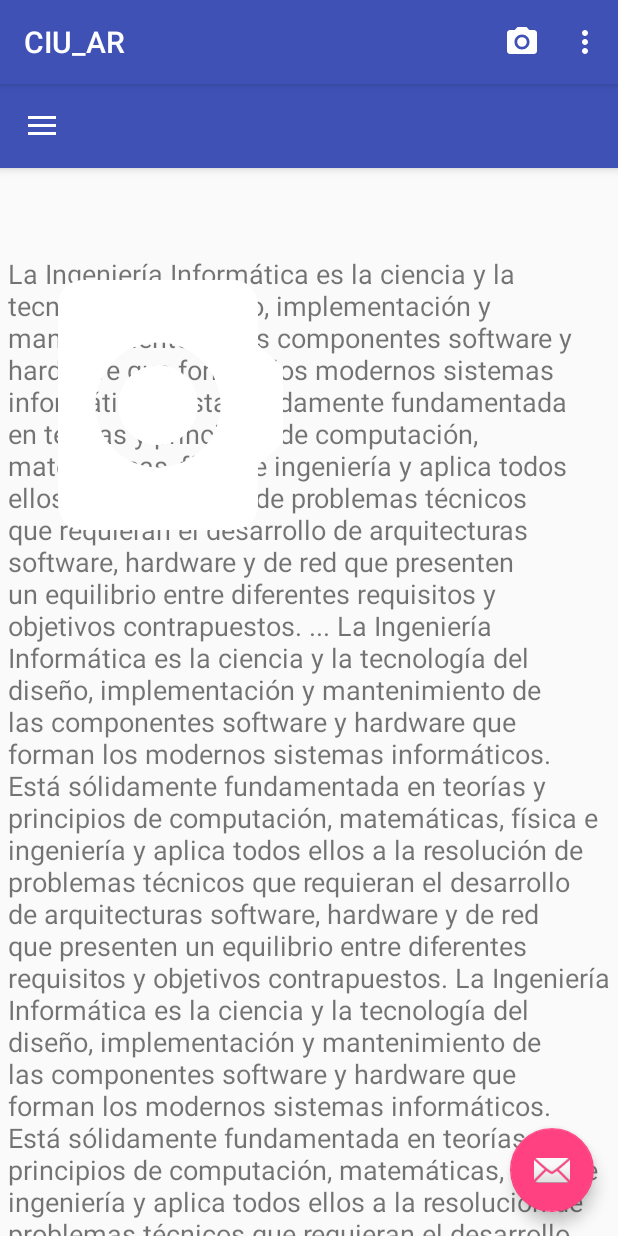
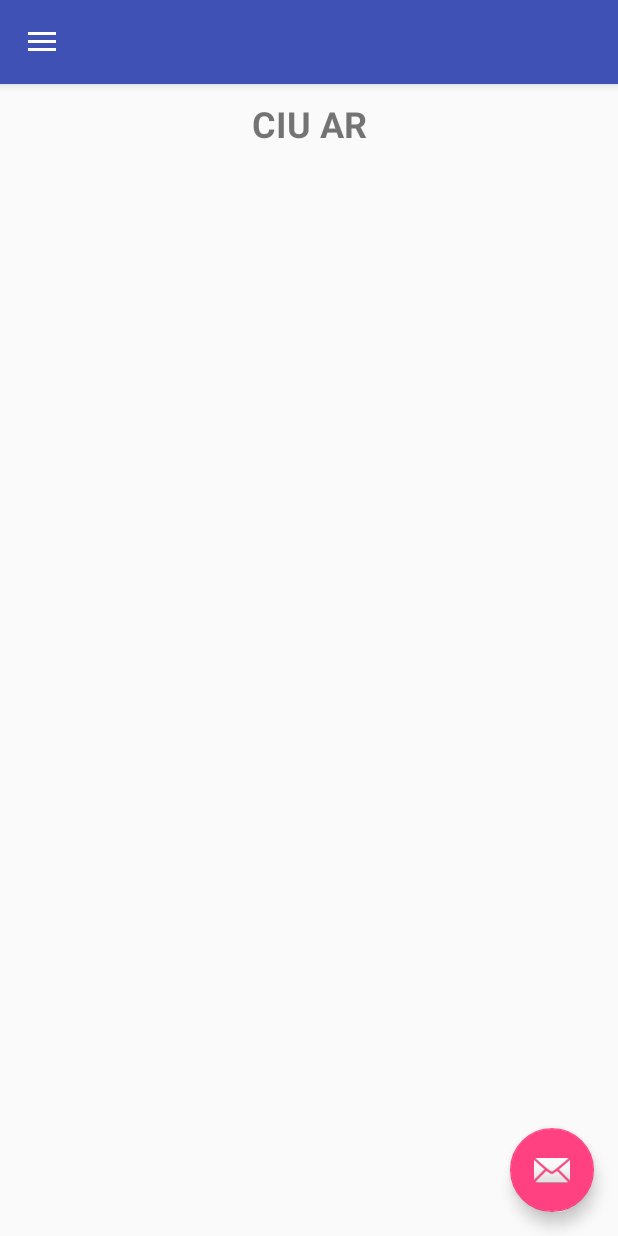
Before and after one commit to StefanoMazzuka/CIU_AR, an Android app: the screen it shows after launch (MainActivity), on a phone screen of 412 x 824 dp. Run offline under Robolectric (Android 15) with nearby library versions, the phone set to English and light mode, and no system bars; libraries missing offline, so code that uses them is left out: org.tensorflow.contrib; 1 statement that could not run was skipped.

Commit message:
Menu y botón reconocer

```diff
--- a/app/src/main/java/com/ar/ciu/ciuar/MainActivity.kt
+++ b/app/src/main/java/com/ar/ciu/ciuar/MainActivity.kt
@@ -47,7 +47,6 @@ class MainActivity : AppCompatActivity(), NavigationView.OnNavigationItemSelecte
                     .setAction("Action", null).show()
         }
 
-
        val toggle = ActionBarDrawerToggle(
                 this, drawer_layout, toolbar, R.string.navigation_drawer_open, R.string.navigation_drawer_close
         )
@@ -89,7 +88,6 @@ class MainActivity : AppCompatActivity(), NavigationView.OnNavigationItemSelecte
 
     private fun init() {
         createClassifier()
-        takePhoto()
     }
 
     private fun createClassifier() {
@@ -115,20 +113,20 @@ class MainActivity : AppCompatActivity(), NavigationView.OnNavigationItemSelecte
             startActivityForResult(takePictureIntent, REQUEST_TAKE_PICTURE)
         }
     }
-
+/*
     override fun onCreateOptionsMenu(menu: Menu?): Boolean {
-        menuInflater.inflate(R.menu.activity_main_menu, menu)
+        menuInflater.inflate(R.menu.activity_main_drawer, menu)
         return true
     }
 
     override fun onOptionsItemSelected(item: MenuItem): Boolean {
-        return if (item.itemId == R.id.take_photo) {
+        return if (item.itemId == R.id.takaPhoto) {
             takePhoto()
             true
         } else {
             super.onOptionsItemSelected(item)
         }
-    }
+    }*/
 
     override fun onActivityResult(requestCode: Int, resultCode: Int, data: Intent?) {
         val file = File(photoFilePath)
@@ -234,8 +232,8 @@ prate fun getColorFromResult(result: String): Int {
             R.id.nav_slideshow -> {
 
             }
-            R.id.nav_manage -> {
-
+            R.id.takaPhoto -> {
+                takePhoto()
             }
             R.id.nav_share -> {
 
@@ -248,5 +246,4 @@ prate fun getColorFromResult(result: String): Int {
         drawer_layout.closeDrawer(GravityCompat.START)
         return true
     }
-
 }
--- a/app/src/main/res/layout/activity_main.xml
+++ b/app/src/main/res/layout/activity_main.xml
@@ -24,6 +24,4 @@
         app:headerLayout="@layout/nav_header_main"
         app:menu="@menu/activity_main_drawer"/>
 
-
-
 </android.support.v4.widget.DrawerLayout>
--- a/app/src/main/res/layout/app_bar_main.xml
+++ b/app/src/main/res/layout/app_bar_main.xml
@@ -19,8 +19,6 @@
             android:background="?attr/colorPrimary"
             app:popupTheme="@style/AppTheme.PopupOverlay" />
 
-
-
     </android.support.design.widget.AppBarLayout>
 
     <include layout="@layout/content_main" />
--- a/app/src/main/res/layout/content_main.xml
+++ b/app/src/main/res/layout/content_main.xml
@@ -24,6 +24,7 @@
                 android:gravity="center"
                 android:paddingTop="10dp"
                 android:paddingBottom="10dp"
+                android:text="CIU AR"
                 android:textSize="24sp"
                 android:textStyle="bold" />
 
@@ -36,7 +37,6 @@
                     android:id="@+id/textInfo"
                     android:layout_width="match_parent"
                     android:layout_height="wrap_content"
-                    android:text="@string/fdi"
                     android:textSize="18.0sp" />
 
                 <ImageView
@@ -44,8 +44,7 @@
                     android:layout_width="200dp"
                     android:layout_height="200dp"
                     android:contentDescription="@string/app_name"
-                    android:rotation="90"
-                    android:src="@drawable/ic_photo_camera_white_24dp" />
+                    android:rotation="90" />
             </RelativeLayout>
 
         </android.support.v7.widget.LinearLayoutCompat>
--- a/app/src/main/res/menu/activity_main_drawer.xml
+++ b/app/src/main/res/menu/activity_main_drawer.xml
@@ -5,7 +5,7 @@
 
     <group android:checkableBehavior="single">
         <item
-            android:id="@+id/nav_manage"
+            android:id="@+id/takaPhoto"
             android:icon="@drawable/ic_photo_camera_white_24dp"
             android:title="Reconocer" />
         <item
--- a/app/src/main/res/menu/activity_main_menu.xml
+++ /dev/null
@@ -1,28 +0,0 @@
-<?xml version="1.0" encoding="utf-8"?>
-<menu
-    xmlns:android="http://schemas.android.com/apk/res/android"
-    xmlns:app="http://schemas.android.com/apk/res-auto">
-
-    <item android:id="@+id/take_photo"
-        android:icon="@drawable/ic_photo_camera_white_24dp"
-        android:title="@string/take_photo"
-        app:showAsAction="ifRoom" />
-    <item
-        android:id="@+id/opcion_mapa_ciu"
-        android:title="@string/opcion_menu_mapa" />
-    <item
-        android:id="@+id/opcion_monumentos"
-        android:title="@string/opcion_menu_monumentos" />
-    <item
-        android:id="@+id/opcion_historia"
-        android:title="@string/opcion_menu_historia" />
-    <item
-        android:id="@+id/opcion_reconocer"
-        android:title="@string/opcion_menu_reconocer" />
-    <item
-        android:id="@+id/opcion_ajustes"
-        android:title="@string/opcion_menu_ajustes" />
-    <item
-        android:id="@+id/opcion_contacto"
-        android:title="@string/opcion_menu_contacto" />
-</menu>
--- a/app/src/main/res/values/strings.xml
+++ b/app/src/main/res/values/strings.xml
@@ -20,7 +20,7 @@
     <string name="navigation_drawer_open">Open navigation drawer</string>
     <string name="navigation_drawer_close">Close navigation drawer</string>
     <string name="nav_header_title">Proyecto CIUAR</string>
-    <string name="nav_header_subtitle">Steffano y arturo</string>
+    <string name="nav_header_subtitle">Stefano y arturo</string>
     <string name="nav_header_desc">Navigation header</string>
     <string name="action_settings">Settings</string>
 
--- a/app/src/main/res/values/styles.xml
+++ b/app/src/main/res/values/styles.xml
@@ -1,7 +1,7 @@
 <resources>
 
     <!-- Base application theme. -->
-    <style name="AppTheme" parent="Theme.AppCompat.Light.DarkActionBar">
+    <style name="AppTheme" parent="Theme.AppCompat.Light.NoActionBar">
         <!-- Customize your theme here. -->
         <item name="colorPrimary">@color/colorPrimary</item>
         <item name="colorPrimaryDark">@color/colorPrimaryDark</item>
```
